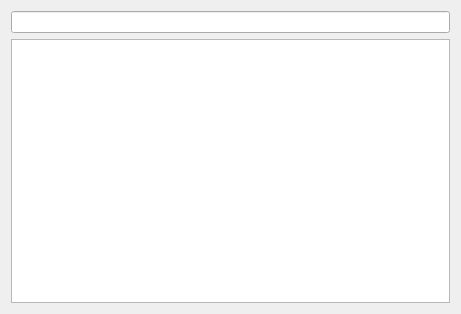
Old version of the form reggata/ui/filebrowsergui.ui in the repository vlkv/reggata.
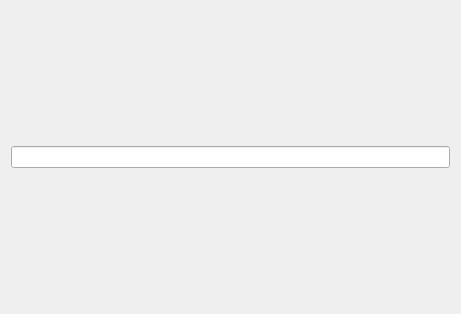
New version of the form.

Commit message: #41 FileBrowser now uses UnivTableModel

Diff of the .ui file:
```diff
--- a/reggata/ui/filebrowsergui.ui
+++ b/reggata/ui/filebrowsergui.ui
@@ -25,14 +25,7 @@
     </widget>
    </item>
    <item>
-    <widget class="QTableView" name="filesTableView">
-     <property name="selectionBehavior">
-      <enum>QAbstractItemView::SelectRows</enum>
-     </property>
-     <attribute name="verticalHeaderVisible">
-      <bool>false</bool>
-     </attribute>
-    </widget>
+    <layout class="QVBoxLayout" name="tableViewContainer"/>
    </item>
   </layout>
  </widget>
```
The commit also changes 4 other files.
